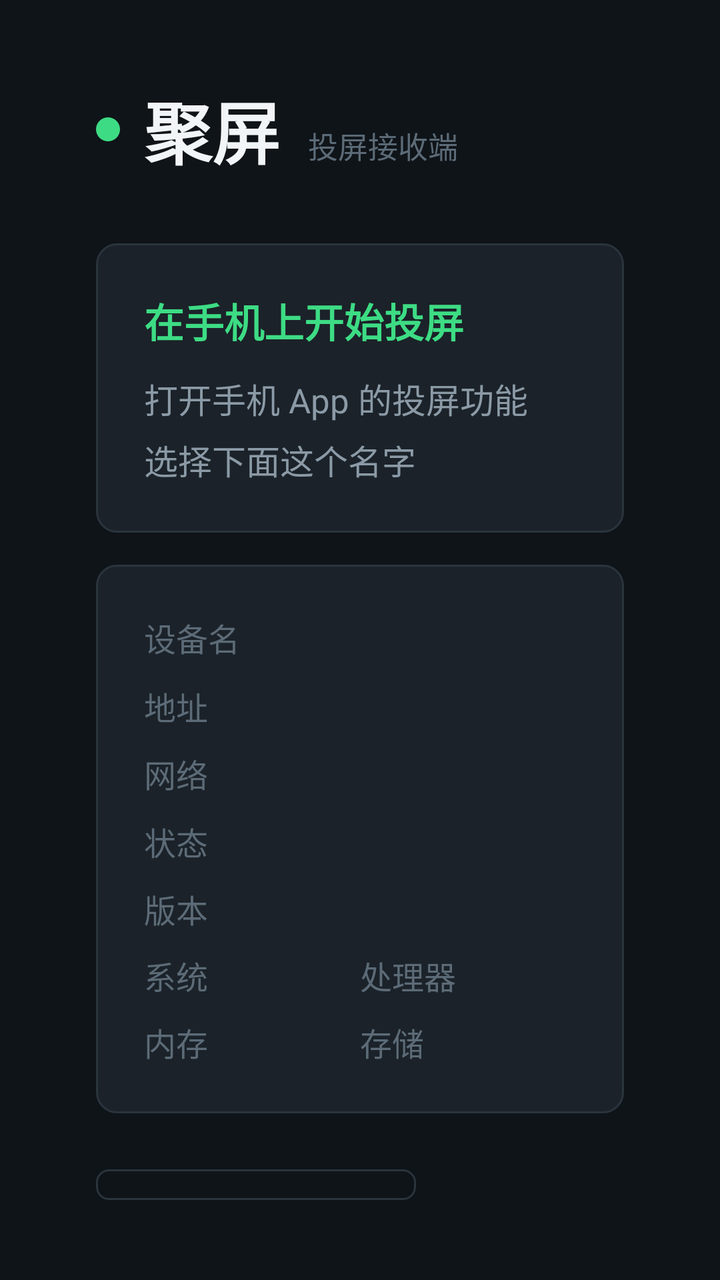
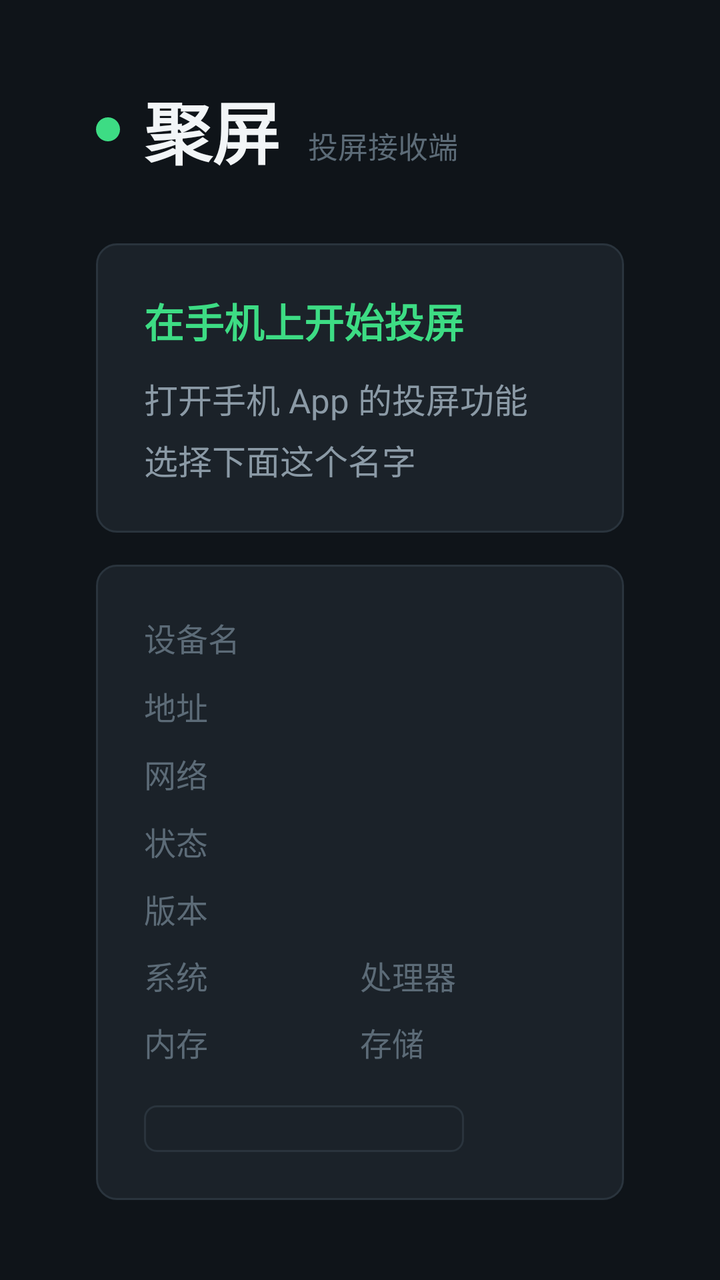

Two renders of the same Android screen: before a commit and after it. Below are the layout's source before the change and the commit's diff.
<!-- AndroidManifest.xml: application theme android:Theme.NoTitleBar.Fullscreen -->
<!-- res/layout/activity_main.xml -->
<?xml version="1.0" encoding="utf-8"?>
<FrameLayout xmlns:android="http://schemas.android.com/apk/res/android"
    android:layout_width="match_parent"
    android:layout_height="match_parent"
    android:background="@color/bg">

    
    <SurfaceView
        android:id="@+id/surface"
        android:layout_width="match_parent"
        android:layout_height="match_parent" />

    
    <LinearLayout
        android:id="@+id/music"
        android:layout_width="match_parent"
        android:layout_height="match_parent"
        android:background="@color/bg"
        android:gravity="center"
        android:orientation="vertical"
        android:paddingLeft="48dp"
        android:paddingRight="48dp"
        android:visibility="gone">

        
        <ImageView
            android:id="@+id/music_cover"
            android:layout_width="220dp"
            android:layout_height="220dp"
            android:contentDescription="@string/music_cover_desc"
            android:scaleType="fitCenter"
            android:src="@drawable/ic_music" />

        
        <TextView
            android:id="@+id/music_source"
            android:layout_width="match_parent"
            android:layout_height="wrap_content"
            android:layout_marginTop="28dp"
            android:ellipsize="end"
            android:gravity="center"
            android:singleLine="true"
            android:textColor="@color/text_primary"
            android:textSize="32sp"
            android:textStyle="bold" />

        
        <TextView
            android:id="@+id/music_artist"
            android:layout_width="match_parent"
            android:layout_height="wrap_content"
            android:layout_marginTop="10dp"
            android:ellipsize="end"
            android:gravity="center"
            android:singleLine="true"
            android:textColor="@color/text_secondary"
            android:textSize="20sp"
            android:visibility="gone" />

        <TextView
            android:id="@+id/music_progress"
            android:layout_width="wrap_content"
            android:layout_height="wrap_content"
            android:layout_marginTop="14dp"
            android:textColor="@color/accent"
            android:textSize="22sp" />

        
        <TextView
            android:id="@+id/music_lyrics"
            android:layout_width="match_parent"
            android:layout_height="wrap_content"
            android:layout_marginTop="20dp"
            android:ellipsize="end"
            android:gravity="center"
            android:lineSpacingExtra="4dp"
            android:maxLines="6"
            android:textColor="@color/text_hint"
            android:textSize="16sp"
            android:visibility="gone" />

        <TextView
            android:layout_width="wrap_content"
            android:layout_height="wrap_content"
            android:layout_marginTop="26dp"
            android:gravity="center"
            android:lineSpacingExtra="4dp"
            android:text="@string/music_hint"
            android:textColor="@color/text_hint"
            android:textSize="15sp" />
    </LinearLayout>

    
    <ImageView
        android:id="@+id/image"
        android:layout_width="match_parent"
        android:layout_height="match_parent"
        android:background="@color/bg"
        android:contentDescription="@string/image_desc"
        android:scaleType="fitCenter"
        android:visibility="gone" />

    
    <LinearLayout
        android:id="@+id/video_wait"
        android:layout_width="match_parent"
        android:layout_height="match_parent"
        android:background="@color/bg"
        android:gravity="center"
        android:orientation="vertical"
        android:visibility="gone">

        <TextView
            android:layout_width="wrap_content"
            android:layout_height="wrap_content"
            android:text="@string/video_wait"
            android:textColor="@color/text_hint"
            android:textSize="22sp" />
    </LinearLayout>

    
    
    <LinearLayout
        android:id="@+id/panel"
        android:layout_width="match_parent"
        android:layout_height="match_parent"
        android:background="@color/bg"
        android:orientation="horizontal"
        android:paddingLeft="48dp"
        android:paddingRight="48dp"
        android:paddingTop="40dp"
        android:paddingBottom="40dp">

        
        <LinearLayout
            android:layout_width="0dp"
            android:layout_height="match_parent"
            android:layout_weight="1"
            android:orientation="vertical"
            android:gravity="center_vertical">

        
        <LinearLayout
            android:layout_width="wrap_content"
            android:layout_height="wrap_content"
            android:orientation="horizontal"
            android:gravity="center_vertical">

            <View
                android:id="@+id/status_dot"
                android:layout_width="12dp"
                android:layout_height="12dp"
                android:background="@drawable/dot_online" />

            <TextView
                android:layout_width="wrap_content"
                android:layout_height="wrap_content"
                android:layout_marginLeft="12dp"
                android:text="@string/app_name"
                android:textColor="@color/text_primary"
                android:textSize="34sp"
                android:textStyle="bold" />

            <TextView
                android:layout_width="wrap_content"
                android:layout_height="wrap_content"
                android:layout_marginLeft="14dp"
                android:layout_marginTop="8dp"
                android:text="@string/app_subtitle"
                android:textColor="@color/text_hint"
                android:textSize="15sp" />
        </LinearLayout>

        
        <LinearLayout
            android:layout_width="match_parent"
            android:layout_height="wrap_content"
            android:layout_marginTop="32dp"
            android:orientation="vertical"
            android:background="@drawable/bg_card"
            android:padding="24dp">

            <TextView
                android:layout_width="wrap_content"
                android:layout_height="wrap_content"
                android:text="@string/guide_title"
                android:textColor="@color/accent"
                android:textSize="20sp"
                android:textStyle="bold" />

            <TextView
                android:layout_width="wrap_content"
                android:layout_height="wrap_content"
                android:layout_marginTop="12dp"
                android:lineSpacingExtra="6dp"
                android:text="@string/guide_body"
                android:textColor="@color/text_secondary"
                android:textSize="17sp" />
        </LinearLayout>

        
        <LinearLayout
            android:layout_width="match_parent"
            android:layout_height="wrap_content"
            android:layout_marginTop="16dp"
            android:orientation="vertical"
            android:background="@drawable/bg_card"
            android:padding="24dp">

            <LinearLayout
                android:layout_width="match_parent"
                android:layout_height="wrap_content"
                android:orientation="horizontal">

                <TextView
                    android:layout_width="96dp"
                    android:layout_height="wrap_content"
                    android:text="@string/label_device"
                    android:textColor="@color/text_hint"
                    android:textSize="16sp" />

                <TextView
                    android:id="@+id/info_device"
                    android:layout_width="0dp"
                    android:layout_height="wrap_content"
                    android:layout_weight="1"
                    android:textColor="@color/text_primary"
                    android:textSize="18sp"
                    android:textStyle="bold" />
            </LinearLayout>

            <LinearLayout
                android:layout_width="match_parent"
                android:layout_height="wrap_content"
                android:layout_marginTop="10dp"
                android:orientation="horizontal">

                <TextView
                    android:layout_width="96dp"
                    android:layout_height="wrap_content"
                    android:text="@string/label_address"
                    android:textColor="@color/text_hint"
                    android:textSize="16sp" />

                <TextView
                    android:id="@+id/info_address"
                    android:layout_width="0dp"
                    android:layout_height="wrap_content"
                    android:layout_weight="1"
                    android:textColor="@color/text_primary"
                    android:textSize="18sp" />
            </LinearLayout>

            <LinearLayout
                android:layout_width="match_parent"
                android:layout_height="wrap_content"
                android:layout_marginTop="10dp"
                android:orientation="horizontal">

                <TextView
                    android:layout_width="96dp"
                    android:layout_height="wrap_content"
                    android:text="@string/label_network"
                    android:textColor="@color/text_hint"
                    android:textSize="16sp" />

                <TextView
                    android:id="@+id/info_network"
                    android:layout_width="0dp"
                    android:layout_height="wrap_content"
                    android:layout_weight="1"
                    android:textColor="@color/text_secondary"
                    android:textSize="16sp" />
            </LinearLayout>

            <LinearLayout
                android:layout_width="match_parent"
                android:layout_height="wrap_content"
                android:layout_marginTop="10dp"
                android:orientation="horizontal">

                <TextView
                    android:layout_width="96dp"
                    android:layout_height="wrap_content"
                    android:text="@string/label_state"
                    android:textColor="@color/text_hint"
                    android:textSize="16sp" />

                <TextView
                    android:id="@+id/info_state"
                    android:layout_width="0dp"
                    android:layout_height="wrap_content"
                    android:layout_weight="1"
                    android:textColor="@color/text_primary"
                    android:textSize="18sp" />
            </LinearLayout>

            
            <LinearLayout
                android:layout_width="match_parent"
                android:layout_height="wrap_content"
                android:layout_marginTop="10dp"
                android:orientation="horizontal">

                <TextView
                    android:layout_width="96dp"
                    android:layout_height="wrap_content"
                    android:text="@string/label_version"
                    android:textColor="@color/text_hint"
                    android:textSize="16sp" />

                <TextView
                    android:id="@+id/info_version"
                    android:layout_width="0dp"
                    android:layout_height="wrap_content"
                    android:layout_weight="1"
                    android:textColor="@color/text_secondary"
                    android:textSize="16sp" />
            </LinearLayout>

            
            <LinearLayout
                android:layout_width="match_parent"
                android:layout_height="wrap_content"
                android:layout_marginTop="10dp"
                android:orientation="horizontal">

                <LinearLayout
                    android:layout_width="0dp"
                    android:layout_height="wrap_content"
                    android:layout_weight="1"
                    android:orientation="horizontal">

                    <TextView
                        android:layout_width="96dp"
                        android:layout_height="wrap_content"
                        android:text="@string/label_system"
                        android:textColor="@color/text_hint"
                        android:textSize="16sp" />

                    <TextView
                        android:id="@+id/info_system"
                        android:layout_width="0dp"
                        android:layout_height="wrap_content"
                        android:layout_weight="1"
                        android:ellipsize="end"
                        android:singleLine="true"
                        android:textColor="@color/text_secondary"
                        android:textSize="16sp" />
                </LinearLayout>

                <LinearLayout
                    android:layout_width="0dp"
                    android:layout_height="wrap_content"
                    android:layout_weight="1"
                    android:orientation="horizontal">

                    <TextView
                        android:layout_width="96dp"
                        android:layout_height="wrap_content"
                        android:text="@string/label_cpu"
                        android:textColor="@color/text_hint"
                        android:textSize="16sp" />

                    <TextView
                        android:id="@+id/info_cpu"
                        android:layout_width="0dp"
                        android:layout_height="wrap_content"
                        android:layout_weight="1"
                        android:ellipsize="end"
                        android:singleLine="true"
                        android:textColor="@color/text_secondary"
                        android:textSize="16sp" />
                </LinearLayout>
            </LinearLayout>

            <LinearLayout
                android:layout_width="match_parent"
                android:layout_height="wrap_content"
                android:layout_marginTop="10dp"
                android:orientation="horizontal">

                <LinearLayout
                    android:layout_width="0dp"
                    android:layout_height="wrap_content"
                    android:layout_weight="1"
                    android:orientation="horizontal">

                    <TextView
                        android:layout_width="96dp"
                        android:layout_height="wrap_content"
                        android:text="@string/label_mem"
                        android:textColor="@color/text_hint"
                        android:textSize="16sp" />

                    <TextView
                        android:id="@+id/info_mem"
                        android:layout_width="0dp"
                        android:layout_height="wrap_content"
                        android:layout_weight="1"
                        android:ellipsize="end"
                        android:singleLine="true"
                        android:textColor="@color/text_secondary"
                        android:textSize="16sp" />
                </LinearLayout>

                <LinearLayout
                    android:layout_width="0dp"
                    android:layout_height="wrap_content"
                    android:layout_weight="1"
                    android:orientation="horizontal">

                    <TextView
                        android:layout_width="96dp"
                        android:layout_height="wrap_content"
                        android:text="@string/label_storage"
                        android:textColor="@color/text_hint"
                        android:textSize="16sp" />

                    <TextView
                        android:id="@+id/info_storage"
                        android:layout_width="0dp"
                        android:layout_height="wrap_content"
                        android:layout_weight="1"
                        android:ellipsize="end"
                        android:singleLine="true"
                        android:textColor="@color/text_secondary"
                        android:textSize="16sp" />
                </LinearLayout>
            </LinearLayout>

            <LinearLayout
                android:id="@+id/row_source"
                android:layout_width="match_parent"
                android:layout_height="wrap_content"
                android:layout_marginTop="10dp"
                android:orientation="horizontal"
                android:visibility="gone">

                <TextView
                    android:layout_width="96dp"
                    android:layout_height="wrap_content"
                    android:text="@string/label_source"
                    android:textColor="@color/text_hint"
                    android:textSize="16sp" />

                <TextView
                    android:id="@+id/info_source"
                    android:layout_width="0dp"
                    android:layout_height="wrap_content"
                    android:layout_weight="1"
                    android:ellipsize="middle"
                    android:singleLine="true"
                    android:textColor="@color/text_secondary"
                    android:textSize="15sp" />
            </LinearLayout>
        </LinearLayout>

        
        <LinearLayout
            android:layout_width="wrap_content"
            android:layout_height="wrap_content"
            android:layout_marginTop="28dp"
            android:orientation="horizontal">

            <Button
                android:id="@+id/btn_restart"
                android:layout_width="wrap_content"
                android:layout_height="wrap_content"
                android:background="@drawable/btn_selector"
                android:focusable="true"
                android:minWidth="160dp"
                android:paddingLeft="28dp"
                android:paddingRight="28dp"
                android:paddingTop="12dp"
                android:paddingBottom="12dp"
                android:text="@string/btn_restart"
                android:textColor="@color/text_primary"
                android:textSize="16sp" />
        </LinearLayout>
        </LinearLayout>
        

        
        <LinearLayout
            android:id="@+id/qr_box"
            android:layout_width="wrap_content"
            android:layout_height="match_parent"
            android:layout_marginLeft="36dp"
            android:background="@drawable/bg_card"
            android:gravity="center"
            android:orientation="vertical"
            android:paddingLeft="28dp"
            android:paddingRight="28dp"
            android:paddingTop="28dp"
            android:paddingBottom="28dp"
            android:visibility="gone">

            <TextView
                android:layout_width="wrap_content"
                android:layout_height="wrap_content"
                android:text="@string/qr_top"
                android:textColor="@color/accent"
                android:textSize="20sp"
                android:textStyle="bold" />

            <ImageView
                android:id="@+id/qr_image"
                android:layout_width="196dp"
                android:layout_height="196dp"
                android:layout_marginTop="18dp"
                android:layout_marginBottom="18dp"
                android:background="@color/qr_bg"
                android:contentDescription="@string/qr_desc"
                android:padding="6dp"
                android:scaleType="fitCenter" />

            <TextView
                android:layout_width="wrap_content"
                android:layout_height="wrap_content"
                android:gravity="center"
                android:lineSpacingExtra="5dp"
                android:text="@string/qr_body"
                android:textColor="@color/text_secondary"
                android:textSize="15sp" />
        </LinearLayout>
    </LinearLayout>

    
    <LinearLayout
        android:id="@+id/overlay"
        android:layout_width="match_parent"
        android:layout_height="wrap_content"
        android:layout_gravity="top"
        android:background="@color/overlay"
        android:orientation="horizontal"
        android:paddingLeft="32dp"
        android:paddingRight="32dp"
        android:paddingTop="14dp"
        android:paddingBottom="14dp"
        android:visibility="gone">

        
        <View
            android:id="@+id/overlay_dot"
            android:layout_width="10dp"
            android:layout_height="10dp"
            android:layout_gravity="center_vertical"
            android:background="@drawable/dot_online" />

        <TextView
            android:id="@+id/playing_text"
            android:layout_width="0dp"
            android:layout_height="wrap_content"
            android:layout_marginLeft="12dp"
            android:layout_weight="1"
            android:ellipsize="middle"
            android:singleLine="true"
            android:textColor="@color/text_primary"
            android:textSize="16sp" />
    </LinearLayout>
</FrameLayout>
<!-- resources referenced by this layout -->
<resources>
  <color name="accent">#FF3DDC84</color>
  <color name="bg">#FF0F1419</color>
  <color name="overlay">#B3000000</color>
  <color name="qr_bg">#FFFFFFFF</color>
  <color name="text_hint">#FF5C6B77</color>
  <color name="text_primary">#FFF2F5F7</color>
  <color name="text_secondary">#FF8B9AA6</color>
  <!-- drawable bg_card (drawable) -->
  <?xml version="1.0" encoding="utf-8"?>
  <shape xmlns:android="http://schemas.android.com/apk/res/android"
      android:shape="rectangle">
      <solid android:color="@color/card" />
      <stroke android:width="1dp" android:color="@color/card_border" />
      <corners android:radius="10dp" />
  </shape>
  <!-- drawable btn_selector (drawable) -->
  <?xml version="1.0" encoding="utf-8"?>
  <selector xmlns:android="http://schemas.android.com/apk/res/android">
      <item android:state_focused="true">
          <shape android:shape="rectangle">
              <solid android:color="@color/accent" />
              <corners android:radius="6dp" />
          </shape>
      </item>
      <item android:state_pressed="true">
          <shape android:shape="rectangle">
              <solid android:color="@color/accent_dim" />
              <stroke android:width="1dp" android:color="@color/accent" />
              <corners android:radius="6dp" />
          </shape>
      </item>
      <item>
          <shape android:shape="rectangle">
              <solid android:color="#00000000" />
              <stroke android:width="1dp" android:color="@color/card_border" />
              <corners android:radius="6dp" />
          </shape>
      </item>
  </selector>
  <!-- drawable dot_online (drawable) -->
  <?xml version="1.0" encoding="utf-8"?>
  <shape xmlns:android="http://schemas.android.com/apk/res/android"
      android:shape="oval">
      <solid android:color="@color/accent" />
      <size android:width="10dp" android:height="10dp" />
  </shape>
  <!-- drawable ic_music: png bitmap (drawable-hdpi, 1050 bytes) -->
  <string name="app_name">聚屏</string>
  <string name="app_subtitle">投屏接收端</string>
  <string name="btn_restart">重启服务</string>
  <string name="guide_body">打开手机 App 的投屏功能\n选择下面这个名字</string>
  <string name="guide_title">在手机上开始投屏</string>
  <string name="image_desc">正在展示的图片</string>
  <string name="label_address">地址</string>
  <string name="label_cpu">处理器</string>
  <string name="label_device">设备名</string>
  <string name="label_mem">内存</string>
  <string name="label_network">网络</string>
  <string name="label_source">片源</string>
  <string name="label_state">状态</string>
  <string name="label_storage">存储</string>
  <string name="label_system">系统</string>
  <string name="label_version">版本</string>
  <string name="music_cover_desc">歌曲封面</string>
  <string name="music_hint">声音正在播放 · 这个片源没有画面</string>
  <string name="qr_body">① 手机与电视连同一个 Wi-Fi\n② 扫码打开上传页，选照片/视频/音乐\n③ 传完一键投放到电视\n\n手机自带的投屏功能里\n选本设备名，也能直接投</string>
  <string name="qr_desc">上传页二维码</string>
  <string name="qr_top">手机扫码投屏</string>
  <string name="video_wait">正在准备视频…</string>
  <color name="card">#FF1B2229</color>
  <color name="card_border">#FF2A343D</color>
  <color name="accent_dim">#FF16301F</color>
</resources>

<!-- the commit's change to res/layout/activity_main.xml (unified diff, before → after) -->
@@ -137,7 +137,7 @@
             android:layout_height="match_parent"
             android:layout_weight="1"
             android:orientation="vertical"
-            android:gravity="center_vertical">
+            android:gravity="bottom">
 
         
         <LinearLayout
@@ -454,29 +454,29 @@
                     android:textColor="@color/text_secondary"
                     android:textSize="15sp" />
             </LinearLayout>
-        </LinearLayout>
-
-        
-        <LinearLayout
-            android:layout_width="wrap_content"
-            android:layout_height="wrap_content"
-            android:layout_marginTop="28dp"
-            android:orientation="horizontal">
-
-            <Button
-                android:id="@+id/btn_restart"
-                android:layout_width="wrap_content"
-                android:layout_height="wrap_content"
-                android:background="@drawable/btn_selector"
-                android:focusable="true"
-                android:minWidth="160dp"
-                android:paddingLeft="28dp"
-                android:paddingRight="28dp"
-                android:paddingTop="12dp"
-                android:paddingBottom="12dp"
-                android:text="@string/btn_restart"
-                android:textColor="@color/text_primary"
-                android:textSize="16sp" />
+
+            
+            <LinearLayout
+                android:layout_width="wrap_content"
+                android:layout_height="wrap_content"
+                android:layout_marginTop="20dp"
+                android:orientation="horizontal">
+
+                <Button
+                    android:id="@+id/btn_restart"
+                    android:layout_width="wrap_content"
+                    android:layout_height="wrap_content"
+                    android:background="@drawable/btn_selector"
+                    android:focusable="true"
+                    android:minWidth="160dp"
+                    android:paddingLeft="28dp"
+                    android:paddingRight="28dp"
+                    android:paddingTop="12dp"
+                    android:paddingBottom="12dp"
+                    android:text="@string/btn_restart"
+                    android:textColor="@color/text_primary"
+                    android:textSize="16sp" />
+            </LinearLayout>
         </LinearLayout>
         </LinearLayout>
         
